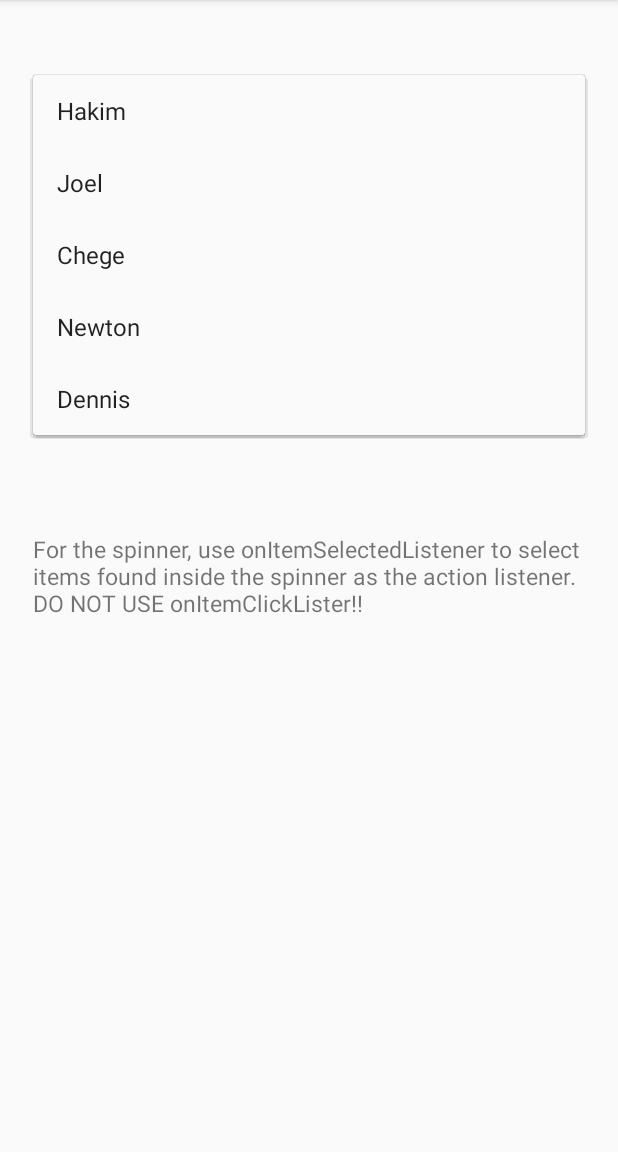
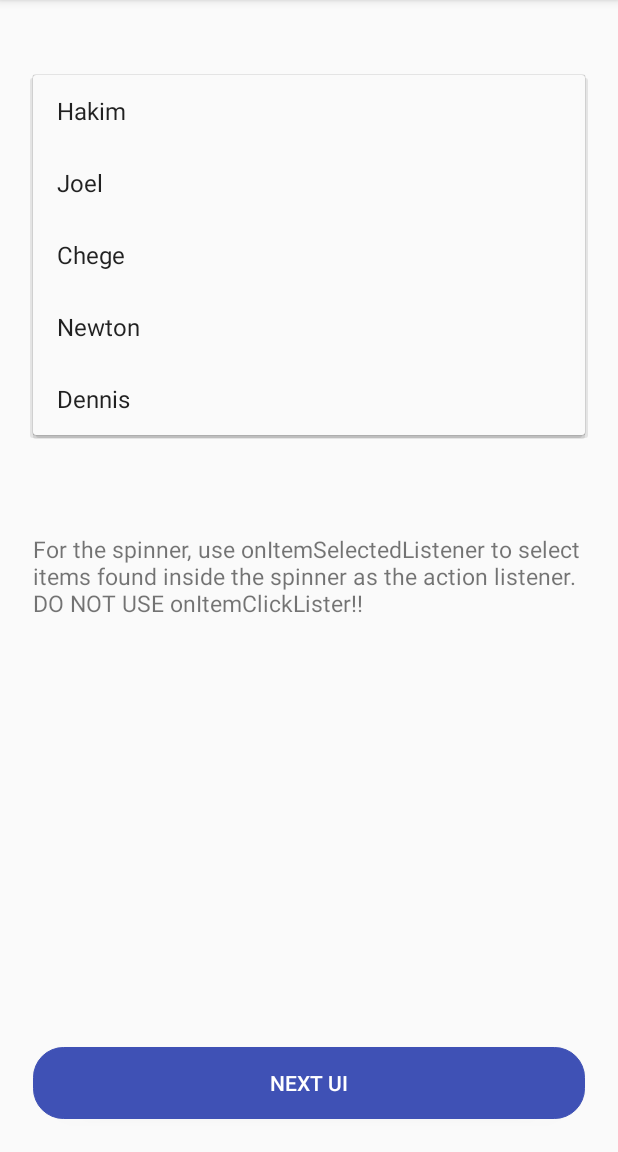
Before and after one commit to royWati/LoginApp1.0, an Android app: the Spinners screen opened directly, with no data from a screen before it, after a tap on "Hakim", on a phone screen of 412 x 824 dp, the part 84-1236 px from its top. Run offline under Robolectric (Android 15) with nearby library versions, the phone set to English and light mode, and no system bars.

Commit message:
origin-master

```diff
--- a/app/src/main/java/com/abdihakim/loginapp/Spinners.java
+++ b/app/src/main/java/com/abdihakim/loginapp/Spinners.java
@@ -1,5 +1,6 @@
 package com.abdihakim.loginapp;
 
+import android.content.Intent;
 import android.os.Bundle;
 import android.support.annotation.Nullable;
 import android.support.design.widget.Snackbar;
@@ -7,6 +8,7 @@ import android.support.v7.app.AppCompatActivity;
 import android.view.View;
 import android.widget.AdapterView;
 import android.widget.ArrayAdapter;
+import android.widget.Button;
 import android.widget.Spinner;
 import android.widget.Toast;
 
@@ -15,6 +17,8 @@ public class Spinners extends AppCompatActivity{
     String[] names = {"Hakim","Joel","Chege","Newton","Dennis"};
     ArrayAdapter adapter;
     Spinner spinnerObj;
+
+    Button btn_next;
     @Override
     protected void onCreate(@Nullable Bundle savedInstanceState) {
         super.onCreate(savedInstanceState);
@@ -23,6 +27,15 @@ public class Spinners extends AppCompatActivity{
         adapter = new ArrayAdapter(Spinners.this,android.R.layout.simple_list_item_1,names);
         adapter.setDropDownViewResource(android.R.layout.simple_list_item_1);
         spinnerObj.setAdapter(adapter);
+        btn_next=findViewById(R.id.btn_next);
+
+        btn_next.setOnClickListener(new View.OnClickListener() {
+            @Override
+            public void onClick(View v) {
+                Intent intent=new Intent(Spinners.this,Container.class);
+                startActivity(intent);
+            }
+        });
 
         spinnerObj.setOnItemSelectedListener(new AdapterView.OnItemSelectedListener() {
             @Override
--- a/app/src/main/res/layout-port/spinner.xml
+++ b/app/src/main/res/layout-port/spinner.xml
@@ -18,4 +18,16 @@
         android:layout_centerInParent="true"
         android:layout_marginLeft="10pt"
         android:layout_marginRight="10pt"/>
+
+    <Button
+        android:layout_width="match_parent"
+        android:layout_height="wrap_content"
+        android:id="@+id/btn_next"
+        android:background="@drawable/btn_register"
+        android:text="NEXT UI"
+        android:textColor="#fff"
+        android:layout_alignParentBottom="true"
+        android:layout_marginBottom="10pt"
+        android:layout_marginLeft="10pt"
+        android:layout_marginRight="10pt"/>
 </RelativeLayout>
```
